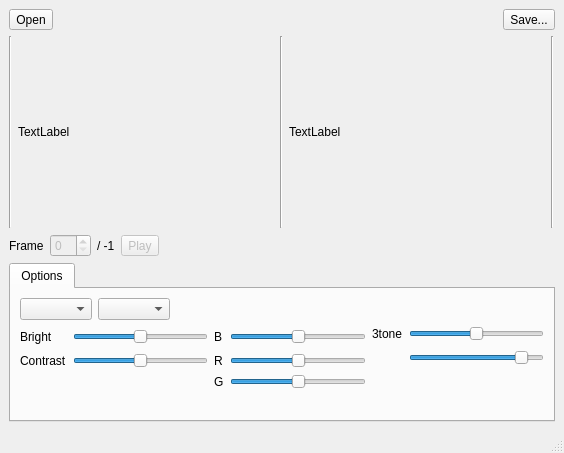
Old version of the form mainwin.ui in the repository samstyle/scrconv.
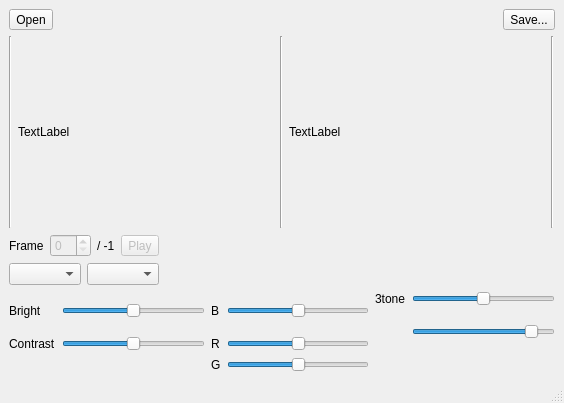
New version of the form. Custom widgets are drawn as their Qt base class.

```diff
--- a/mainwin.ui
+++ b/mainwin.ui
@@ -7,7 +7,7 @@
     <x>0</x>
     <y>0</y>
     <width>564</width>
-    <height>453</height>
+    <height>403</height>
    </rect>
   </property>
   <property name="windowTitle">
@@ -138,7 +138,7 @@
      </layout>
     </item>
     <item>
-     <layout class="QHBoxLayout" name="horizontalLayout_5">
+     <layout class="QHBoxLayout" name="horizontalLayout_3">
       <item>
        <widget class="QLabel" name="label">
         <property name="text">
@@ -171,7 +171,7 @@
        </widget>
       </item>
       <item>
-       <spacer name="horizontalSpacer_2">
+       <spacer name="horizontalSpacer_3">
         <property name="orientation">
          <enum>Qt::Horizontal</enum>
         </property>
@@ -186,17 +186,7 @@
      </layout>
     </item>
     <item>
-     <widget class="QTabWidget" name="tabWidget">
-      <property name="currentIndex">
-       <number>0</number>
-      </property>
-      <widget class="QWidget" name="tab">
-       <attribute name="title">
-        <string>Options</string>
-       </attribute>
-       <layout class="QVBoxLayout" name="verticalLayout_2">
-        <item>
-         <layout class="QHBoxLayout" name="horizontalLayout_3">
+     <layout class="QHBoxLayout" name="horizontalLayout_5">
           <item>
            <widget class="QComboBox" name="cbType"/>
           </item>
@@ -204,7 +194,7 @@
            <widget class="QComboBox" name="cbScale"/>
           </item>
           <item>
-           <spacer name="horizontalSpacer_3">
+       <spacer name="horizontalSpacer_2">
             <property name="orientation">
              <enum>Qt::Horizontal</enum>
             </property>
@@ -385,23 +375,6 @@
           </item>
          </layout>
         </item>
-        <item>
-         <spacer name="verticalSpacer">
-          <property name="orientation">
-           <enum>Qt::Vertical</enum>
-          </property>
-          <property name="sizeHint" stdset="0">
-           <size>
-            <width>20</width>
-            <height>40</height>
-           </size>
-          </property>
-         </spacer>
-        </item>
-       </layout>
-      </widget>
-     </widget>
-    </item>
    </layout>
   </widget>
   <widget class="QMenuBar" name="menubar">
```
Left out of the diff: 9 changed lines with no effect on the pictures. Lines whose indentation alone changed are shown as unchanged.
